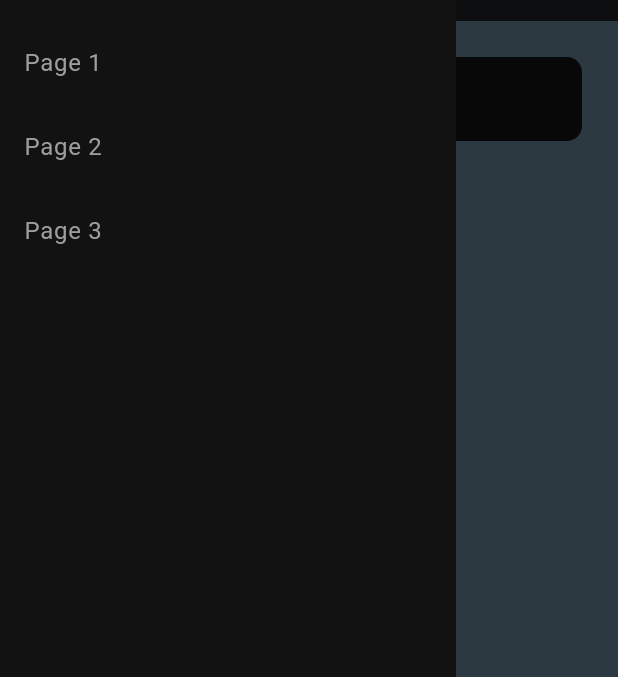
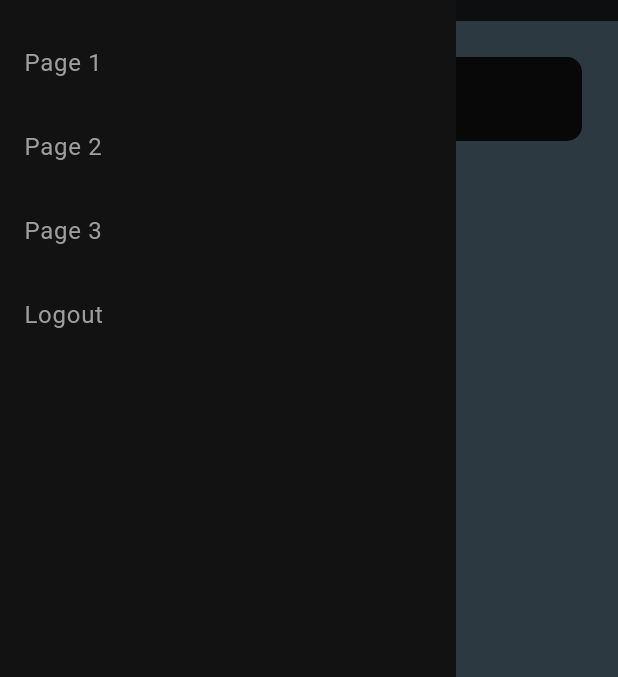
Before and after one commit to jiaxing98/flutter_weather, a Flutter app: the screen it shows after launch, with the side drawer open, on a phone screen of 412 x 824 dp, the part 63-740 px from its top. Run offline on Flutter 3.47's test engine with Material 3 defaults, Android fonts, the phone set to English and light mode, and no system bars; our stand-ins replace dio, flutter_localization, fpdart, get_it, go_router, rxdart and 1 more.

```diff
--- a/lib/core/dependencies/utils.dart
+++ b/lib/core/dependencies/utils.dart
@@ -1,5 +1,6 @@
 import 'package:dio/dio.dart';
 import 'package:flutter_localization/flutter_localization.dart';
+import 'package:flutter_weather/core/utils/authenticate_helper.dart';
 import 'package:get_it/get_it.dart';
 import 'package:shared_preferences/shared_preferences.dart';
 
@@ -13,4 +14,6 @@ void injectUtils() {
   utils.registerSingletonAsync(
     () => SharedPreferences.getInstance(),
   );
+
+  utils.registerSingleton<AuthenticateHelper>(AuthenticateHelper());
 }
--- a/lib/core/dependencies/viewmodels.dart
+++ b/lib/core/dependencies/viewmodels.dart
@@ -1,6 +1,7 @@
 import 'package:flutter_localization/flutter_localization.dart';
 import 'package:flutter_weather/core/dependencies/usecases.dart';
 import 'package:flutter_weather/core/dependencies/utils.dart';
+import 'package:flutter_weather/features/authenticate/presentation/login/login_page_viewmodel.dart';
 import 'package:flutter_weather/features/weather/domain/usecases/get_current_weather_usecase.dart';
 import 'package:flutter_weather/features/weather/presentation/dashboard/dashboard_scaffold_viewmodel.dart';
 import 'package:flutter_weather/features/weather/presentation/first/first_page_viewmodel.dart';
@@ -10,6 +11,10 @@ import 'package:get_it/get_it.dart';
 final GetIt viewModels = GetIt.asNewInstance();
 
 void injectViewModels() {
+  viewModels.registerFactory<LoginPageVM>(
+    () => LoginPageVM(),
+  );
+
   viewModels.registerFactory<DashboardScaffoldVM>(
     () => DashboardScaffoldVM(
       localization: utils.get<FlutterLocalization>(),
--- /dev/null
+++ b/lib/core/utils/authenticate_helper.dart
@@ -0,0 +1,16 @@
+class AuthenticateHelper {
+  bool _isLoggedIn;
+
+  AuthenticateHelper() : _isLoggedIn = false;
+
+  bool get isLoggedIn => _isLoggedIn;
+
+  bool login() {
+    _isLoggedIn = true;
+    return _isLoggedIn;
+  }
+
+  void logout() {
+    _isLoggedIn = false;
+  }
+}
--- a/lib/features/weather/presentation/dashboard/weather_drawer.dart
+++ b/lib/features/weather/presentation/dashboard/weather_drawer.dart
@@ -1,5 +1,7 @@
 import 'package:flutter/material.dart';
+import 'package:flutter_weather/core/dependencies/utils.dart';
 import 'package:flutter_weather/core/themes/theme_provider.dart';
+import 'package:flutter_weather/core/utils/authenticate_helper.dart';
 import 'package:flutter_weather/router/route_name.dart';
 import 'package:go_router/go_router.dart';
 import 'package:provider/provider.dart';
@@ -11,6 +13,8 @@ class WeatherDrawer extends StatelessWidget {
 
   @override
   Widget build(BuildContext context) {
+    final authHelper = utils.get<AuthenticateHelper>();
+
     return Drawer(
       child: SafeArea(
         child: Column(
@@ -55,6 +59,14 @@ class WeatherDrawer extends StatelessWidget {
                     context.go(RouteName.third);
                   },
                 ),
+                ListTile(
+                  selected: false,
+                  title: Text("Logout"),
+                  onTap: () {
+                    authHelper.logout();
+                    context.goNamed(RouteName.home);
+                  },
+                ),
               ],
             ),
             Selector<ThemeProvider, bool>(
--- a/lib/router/route_name.dart
+++ b/lib/router/route_name.dart
@@ -1,4 +1,5 @@
 abstract class RouteName {
+  static const login = "/login";
   static const home = "/";
   static const first = "/first";
   static const second = "/second";
```
Also changed, not shown: lib/features/authenticate/presentation/login/login_page.dart (+33 -0 lines), lib/features/authenticate/presentation/login/login_page_viewmodel.dart (added, +10 -0 lines), lib/router/router_config.dart (+35 -9 lines).
